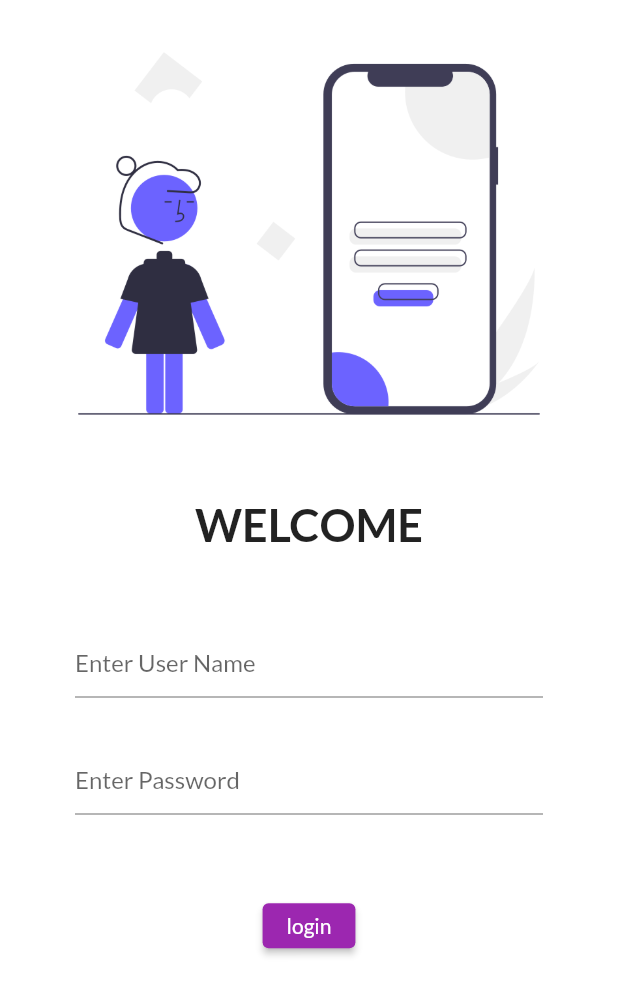
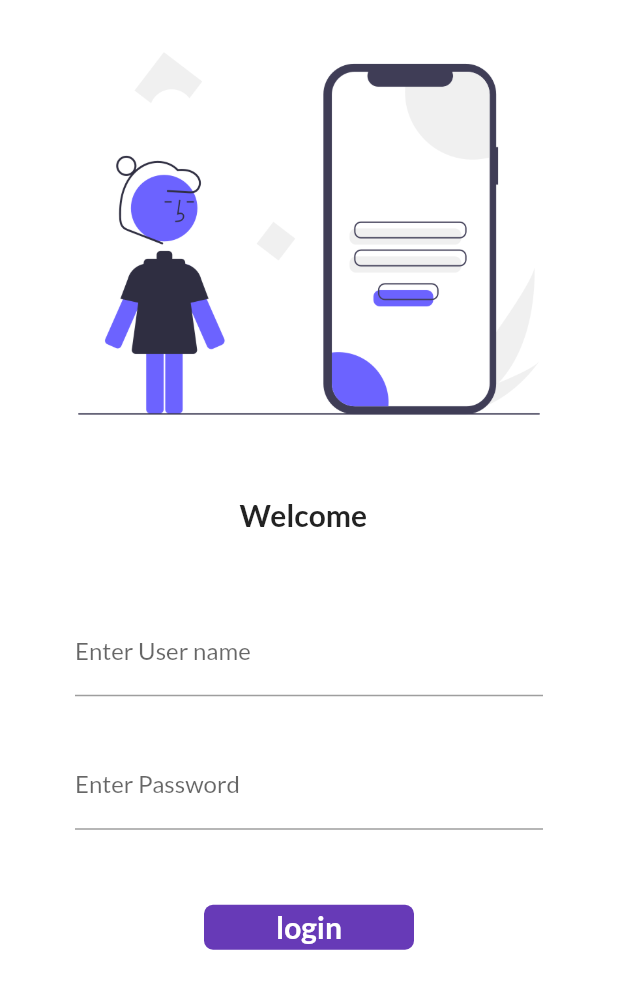
Before and after one commit to muteeabdullah/flutter_application, a Flutter app: the screen it shows after launch, on a phone screen of 412 x 824 dp. Shown: the top 995 px of the screen. Run offline on Flutter 3.47's test engine with Material 2 defaults, Android fonts, the phone set to English and light mode, and no system bars; our stand-ins replace google_fonts.

Commit message:
day6 completed

```diff
--- a/lib/login.dart
+++ b/lib/login.dart
@@ -1,7 +1,14 @@
 import 'package:flutter/material.dart';
 import 'package:flutter_application/utils/routes.dart';
 
-class login_page extends StatelessWidget {
+class login_page extends StatefulWidget {
+  @override
+  State<login_page> createState() => _login_pageState();
+}
+
+class _login_pageState extends State<login_page> {
+  String name = "";
+
   @override
   Widget build(BuildContext context) {
     return Material(
@@ -16,10 +23,10 @@ class login_page extends StatelessWidget {
               const SizedBox(
                 height: 20,
               ),
-              const Text(
-                'WELCOME',
+              Text(
+                "Welcome  $name",
                 style: TextStyle(
-                  fontSize: 30,
+                  fontSize: 20,
                   fontWeight: FontWeight.bold,
                 ),
               ),
@@ -27,38 +34,61 @@ class login_page extends StatelessWidget {
                 height: 20,
               ),
               Padding(
-                padding:
-                    const EdgeInsets.symmetric(vertical: 30, horizontal: 50),
+                padding: EdgeInsets.symmetric(vertical: 30, horizontal: 50),
                 child: Column(
                   children: [
                     TextFormField(
-                      decoration:
-                          const InputDecoration(hintText: "Enter User Name"),
+                      decoration: const InputDecoration(
+                          labelText: "Enter User name", hintText: " User Name"),
+                      onChanged: (Value) {
+                        name = Value;
+                        setState(() {});
+                      },
                     ),
                     const SizedBox(
                       height: 30,
                     ),
                     TextFormField(
                       obscureText: true,
-                      decoration:
-                          const InputDecoration(hintText: "Enter Password"),
+                      decoration: const InputDecoration(
+                          labelText: "Enter Password",
+                          hintText: "Password"),
                     ),
                     const SizedBox(
                       height: 50,
                     ),
-                    ElevatedButton(
-                      onPressed: () {
-                        Navigator.pushNamed(
-                          context,
-                          Myroutes.HomeRoute
-                        );
+                    InkWell(
+                      onTap: (){
+                        Navigator.pushNamed(context, Myroutes.HomeRoute);
                       },
-                      child: const Text('login'),
-                      style: TextButton.styleFrom(
-                        minimumSize: const Size(50, 30),
+                      child: Container(
+                        height : 30,
+                        width: 140,
+                        alignment: Alignment.center,
+                        child:
+                        Text
+                        ("login",
+                        style: TextStyle(
+                        color: Colors.white,
+                        fontSize: 20,
+                        fontWeight : FontWeight.bold,
+                        ),),
+                      decoration: BoxDecoration(
+                        color: Colors.deepPurple,
+                        borderRadius: BorderRadius.circular(6)
                       ),
+                      ),
+                    ),
+                    // ElevatedButton(
+                    //   onPressed: () {
+                    //     Navigator.pushNamed(context, Myroutes.HomeRoute);
+                    //   },
+                    //   child: const Text('login'),
+                    //   style: TextButton.styleFrom(
+                    //     minimumSize: const Size(50, 30),
+                    //   ),
                       // style: TextButton.styleFrom(),
-                    )
+                    // )
                   ],
                 ),
               )
--- a/lib/main.dart
+++ b/lib/main.dart
@@ -13,9 +13,8 @@ class myapp extends StatelessWidget {
   Widget build(BuildContext context) {
     return MaterialApp(
       themeMode: ThemeMode.light,
-      theme: ThemeData(primarySwatch: Colors.purple,
+      theme: ThemeData(primarySwatch: Colors.blue,
       fontFamily: GoogleFonts.lato().fontFamily,
-     // primaryTextTheme: GoogleFonts.latoTextTheme(),
       ),
       darkTheme: ThemeData(primarySwatch: Colors.green),
       routes: {
```
